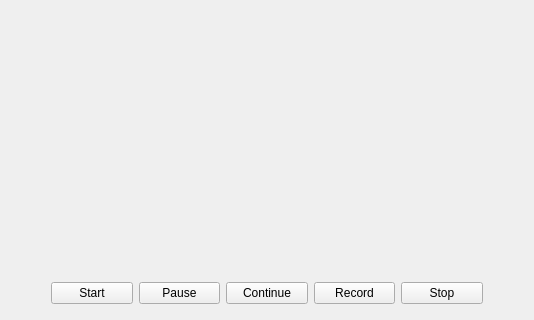
Old version of the form videocall.ui in the repository omercankilic/V_ChatApp; both pictures show x 139 to 673 and y 230 to 550 of the 845 by 550 pixel window.
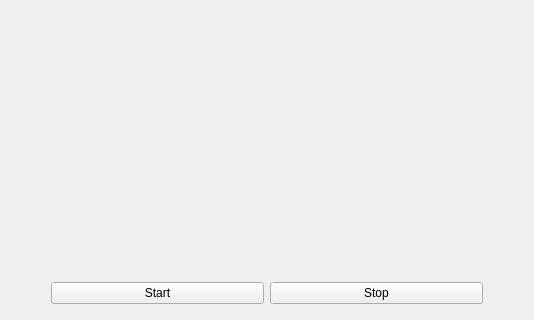
New version of the form.

Commit message: button temizligi

The edit to the form file:
```diff
--- a/videocall.ui
+++ b/videocall.ui
@@ -30,27 +30,6 @@
       </property>
      </widget>
     </item>
-    <item>
-     <widget class="QPushButton" name="pauseVideo">
-      <property name="text">
-       <string>Pause</string>
-      </property>
-     </widget>
-    </item>
-    <item>
-     <widget class="QPushButton" name="continueVideo">
-      <property name="text">
-       <string>Continue</string>
-      </property>
-     </widget>
-    </item>
-    <item>
-     <widget class="QPushButton" name="recordVideo">
-      <property name="text">
-       <string>Record</string>
-      </property>
-     </widget>
-    </item>
     <item>
      <widget class="QPushButton" name="stopVideo">
       <property name="text">
```
The commit also changes 5 other files.
